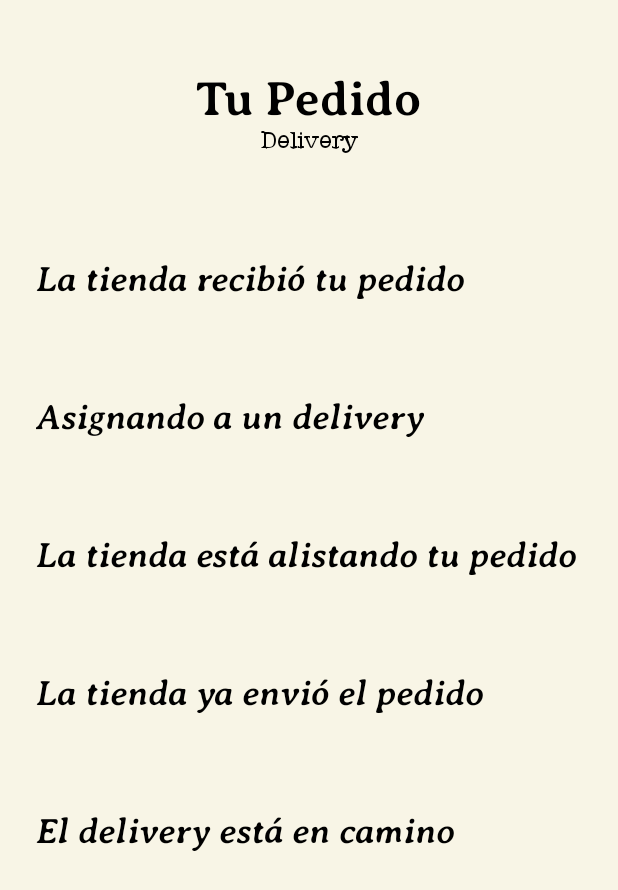
After one commit to RebecaNavarro/Los-RAM, an Android app: the EstadoPedidoDeliveryActivity screen opened directly, with no data from a screen before it, on a phone screen of 412 x 824 dp. The commit adds this screen. Shown: the top 890 px of the screen. Run offline under Robolectric (Android 15) with nearby library versions, the phone set to English and light mode, and no system bars.

Commit message:
commit de pantallas de los estados del pedido, pantalla de gracias, pantalla de pago tarjeta, pantalla de puntuacion, pantalla

```diff
--- /dev/null
+++ b/app/src/main/java/com/example/losram/EstadoPedidoDeliveryActivity.kt
@@ -0,0 +1,11 @@
+package com.example.losram
+
+import androidx.appcompat.app.AppCompatActivity
+import android.os.Bundle
+
+class EstadoPedidoDeliveryActivity : AppCompatActivity() {
+    override fun onCreate(savedInstanceState: Bundle?) {
+        super.onCreate(savedInstanceState)
+        setContentView(R.layout.activity_estado_pedido_delivery)
+    }
+}
--- /dev/null
+++ b/app/src/main/res/drawable/house.xml
@@ -0,0 +1,5 @@
+<vector android:height="48dp" android:tint="#000000"
+    android:viewportHeight="24" android:viewportWidth="24"
+    android:width="48dp" xmlns:android="http://schemas.android.com/apk/res/android">
+    <path android:fillColor="@android:color/white" android:pathData="M12,3L1,11.4l1.21,1.59L4,11.62V21h16v-9.38l1.79,1.36L23,11.4L12,3zM8,15c-0.55,0 -1,-0.45 -1,-1c0,-0.55 0.45,-1 1,-1s1,0.45 1,1C9,14.55 8.55,15 8,15zM12,15c-0.55,0 -1,-0.45 -1,-1c0,-0.55 0.45,-1 1,-1s1,0.45 1,1C13,14.55 12.55,15 12,15zM16,15c-0.55,0 -1,-0.45 -1,-1c0,-0.55 0.45,-1 1,-1s1,0.45 1,1C17,14.55 16.55,15 16,15z"/>
+</vector>
--- /dev/null
+++ b/app/src/main/res/drawable/star.xml
@@ -0,0 +1,5 @@
+<vector android:height="72dp" android:tint="#000000"
+    android:viewportHeight="24" android:viewportWidth="24"
+    android:width="72dp" xmlns:android="http://schemas.android.com/apk/res/android">
+    <path android:fillColor="@android:color/white" android:pathData="M22,9.24l-7.19,-0.62L12,2 9.19,8.63 2,9.24l5.46,4.73L5.82,21 12,17.27 18.18,21l-1.63,-7.03L22,9.24zM12,15.4l-3.76,2.27 1,-4.28 -3.32,-2.88 4.38,-0.38L12,6.1l1.71,4.04 4.38,0.38 -3.32,2.88 1,4.28L12,15.4z"/>
+</vector>
--- /dev/null
+++ b/app/src/main/res/layout/activity_estado_pedido_delivery.xml
@@ -0,0 +1,93 @@
+<?xml version="1.0" encoding="utf-8"?>
+<androidx.constraintlayout.widget.ConstraintLayout xmlns:android="http://schemas.android.com/apk/res/android"
+    xmlns:app="http://schemas.android.com/apk/res-auto"
+    xmlns:tools="http://schemas.android.com/tools"
+    android:layout_width="match_parent"
+    android:layout_height="match_parent"
+    android:background="@color/perla"
+    tools:context=".EstadoPedidoDeliveryActivity">
+
+    <TextView
+        android:id="@+id/titulo_tu_pedido"
+        android:layout_width="wrap_content"
+        android:layout_height="wrap_content"
+        android:text="@string/tu_pedido"
+        android:theme="@style/TextViewTitulos"
+        app:layout_constraintLeft_toLeftOf="parent"
+        app:layout_constraintRight_toRightOf="parent"
+        app:layout_constraintTop_toTopOf="parent"
+        android:layout_marginTop="48dp"
+    />
+
+    <TextView
+        android:id="@+id/delivery"
+        android:layout_width="wrap_content"
+        android:layout_height="wrap_content"
+        android:text="@string/delivery"
+        android:theme="@style/TextViewTextoNormal"
+        app:layout_constraintLeft_toLeftOf="parent"
+        app:layout_constraintRight_toRightOf="parent"
+        app:layout_constraintTop_toBottomOf="@id/titulo_tu_pedido"
+    />
+
+    <TextView
+        android:id="@+id/tienda_recibio_pedido_del"
+        android:layout_width="wrap_content"
+        android:layout_height="wrap_content"
+        android:text="@string/recibio"
+        android:theme="@style/TextViewSubTitulos"
+        app:layout_constraintLeft_toLeftOf="parent"
+        app:layout_constraintTop_toBottomOf="@id/titulo_tu_pedido"
+        android:layout_marginTop="88dp"
+        android:layout_marginLeft="24dp"
+    />
+
+    <TextView
+        android:id="@+id/asignar_delivery"
+        android:layout_width="wrap_content"
+        android:layout_height="wrap_content"
+        android:text="@string/asignar_delivery"
+        android:theme="@style/TextViewSubTitulos"
+        app:layout_constraintLeft_toLeftOf="parent"
+        app:layout_constraintTop_toBottomOf="@id/tienda_recibio_pedido_del"
+        android:layout_marginTop="64dp"
+        android:layout_marginLeft="24dp"
+    />
+
+    <TextView
+        android:id="@+id/alistando"
+        android:layout_width="wrap_content"
+        android:layout_height="wrap_content"
+        android:text="@string/alistando"
+        android:theme="@style/TextViewSubTitulos"
+        app:layout_constraintLeft_toLeftOf="parent"
+        app:layout_constraintTop_toBottomOf="@id/asignar_delivery"
+        android:layout_marginTop="64dp"
+        android:layout_marginLeft="24dp"
+    />
+
+    <TextView
+        android:id="@+id/envio"
+        android:layout_width="wrap_content"
+        android:layout_height="wrap_content"
+        android:text="@string/envio"
+        android:theme="@style/TextViewSubTitulos"
+        app:layout_constraintLeft_toLeftOf="parent"
+        app:layout_constraintTop_toBottomOf="@id/alistando"
+        android:layout_marginTop="64dp"
+        android:layout_marginLeft="24dp"
+    />
+
+    <TextView
+        android:id="@+id/en_camino"
+        android:layout_width="wrap_content"
+        android:layout_height="wrap_content"
+        android:text="@string/en_camino"
+        android:theme="@style/TextViewSubTitulos"
+        app:layout_constraintLeft_toLeftOf="parent"
+        app:layout_constraintTop_toBottomOf="@id/envio"
+        android:layout_marginTop="64dp"
+        android:layout_marginLeft="24dp"
+    />
+
+</androidx.constraintlayout.widget.ConstraintLayout>
--- a/app/src/main/res/values/strings.xml
+++ b/app/src/main/res/values/strings.xml
@@ -1,6 +1,24 @@
 <resources>
     <string name="app_name">SuperChero</string>
     <string name="ubicacion_titulo">Ubicación</string>
-
+    <string name="tu_pedido">Tu Pedido</string>
+    <string name="recibio">La tienda recibió tu pedido</string>
+    <string name="asignar_delivery">Asignando a un delivery</string>
+    <string name="alistando">La tienda está alistando tu pedido</string>
+    <string name="envio">La tienda ya envió el pedido</string>
+    <string name="en_camino">El delivery está en camino</string>
+    <string name="te_esperan">La tienda te está esperando</string>
+    <string name="llego">Pedido realizado</string>
+    <string name="delivery">Delivery</string>
+    <string name="retiro">Retiro</string>
+    <string name="gracias">¡Gracias por tu preferencia!</string>
+    <string name="puntuar">¿Cómo puntuas la tienda?</string>
+    <string name="tarjetas">Tarjeta</string>
+    <string name="banco">Banco</string>
+    <string name="nombre">Nombre completo</string>
+    <string name="num_tarjeta">Número de tarjeta</string>
+    <string name="codigo_seguridad">Código de seguridad</string>
+    <string name="comprobar">Comprobar</string>
+    <string name="continuar_conel_pago">Continuar con el pago</string>
 
 </resources>
```
Also changed, not shown: app/src/main/AndroidManifest.xml (+12 -0 lines), app/src/main/java/com/example/losram/GraciasActivity.kt (added, +11 -0 lines), app/src/main/java/com/example/losram/PagoTarjetaActivity.kt (added, +11 -0 lines), app/src/main/java/com/example/losram/PuntuacionActivity.kt (added, +11 -0 lines), app/src/main/res/layout/activity_gracias.xml (added, +46 -0 lines), app/src/main/res/layout/activity_pago_tarjeta.xml (added, +105 -0 lines), app/src/main/res/layout/activity_puntuacion.xml (added, +82 -0 lines).
